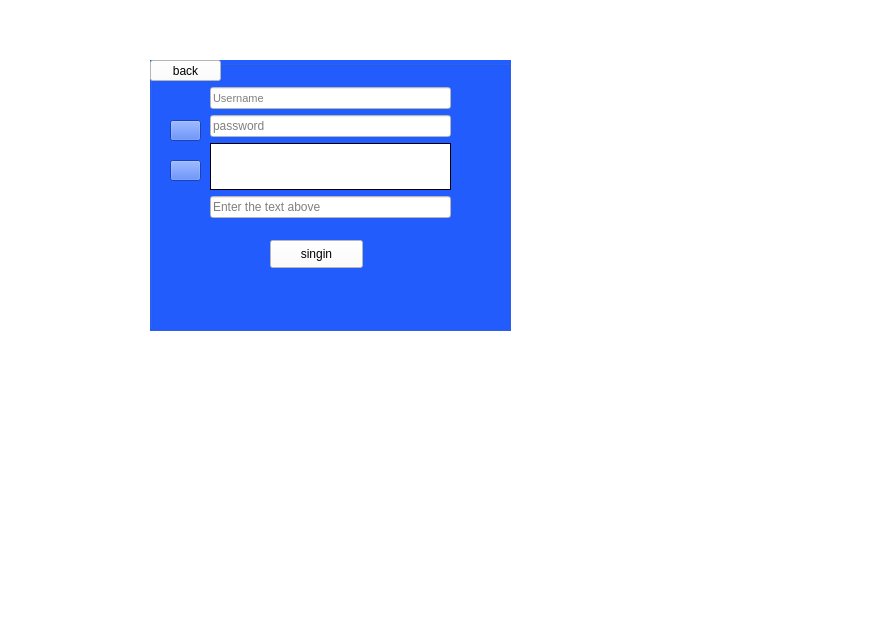
This is page2.ui in ehsansh1/messenger as Qt 5 draws it before an edit. The edited form follows.
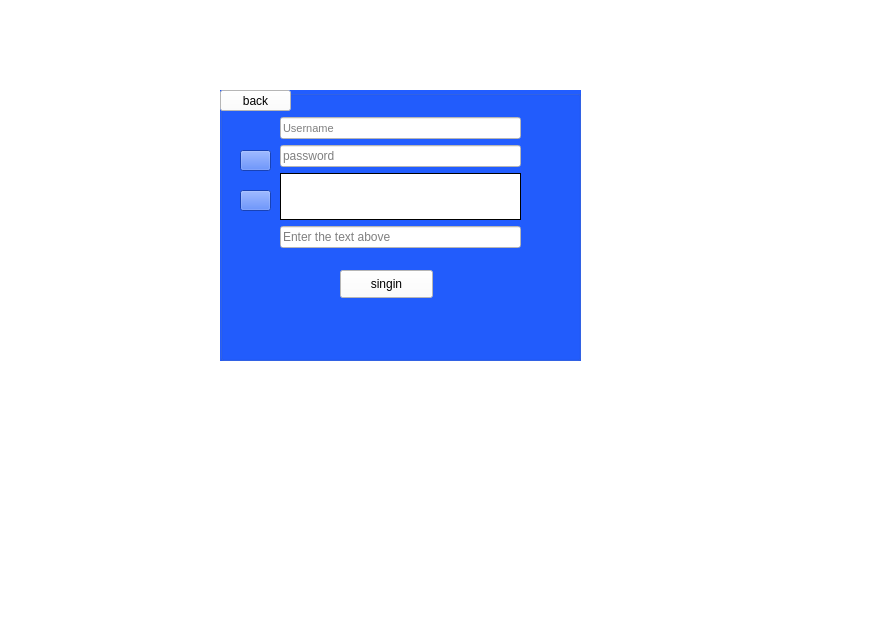
This is the edited form. Icons and pictures are not drawn.

Commit message: new rule added to username

What changed in the file:
```diff
--- a/page2.ui
+++ b/page2.ui
@@ -21,8 +21,8 @@
    <widget class="QGroupBox" name="groupBox">
     <property name="geometry">
      <rect>
-      <x>150</x>
-      <y>60</y>
+      <x>220</x>
+      <y>90</y>
       <width>361</width>
       <height>271</height>
      </rect>
@@ -176,8 +176,8 @@
    <widget class="QGroupBox" name="groupBox_2">
     <property name="geometry">
      <rect>
-      <x>150</x>
-      <y>60</y>
+      <x>220</x>
+      <y>90</y>
       <width>361</width>
       <height>271</height>
      </rect>
@@ -253,7 +253,7 @@
       <string>back</string>
      </property>
     </widget>
-    <widget class="QWidget" name="">
+    <widget class="QWidget" name="layoutWidget">
      <property name="geometry">
       <rect>
        <x>60</x>
```
The commit also changes 1 other file.
